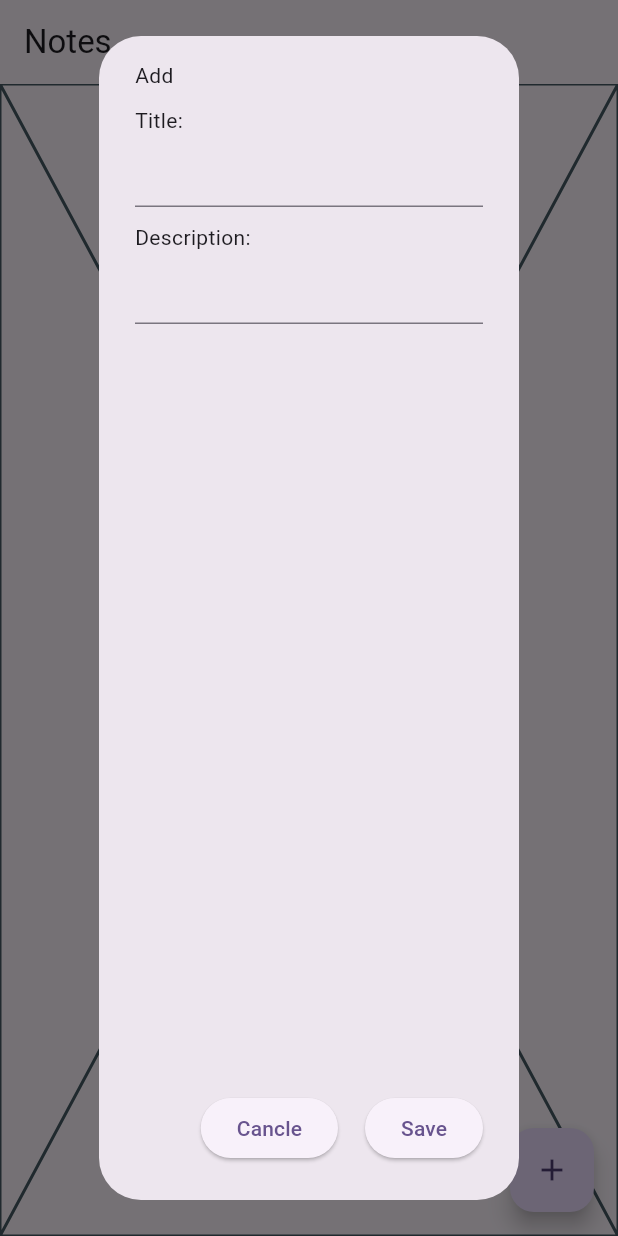
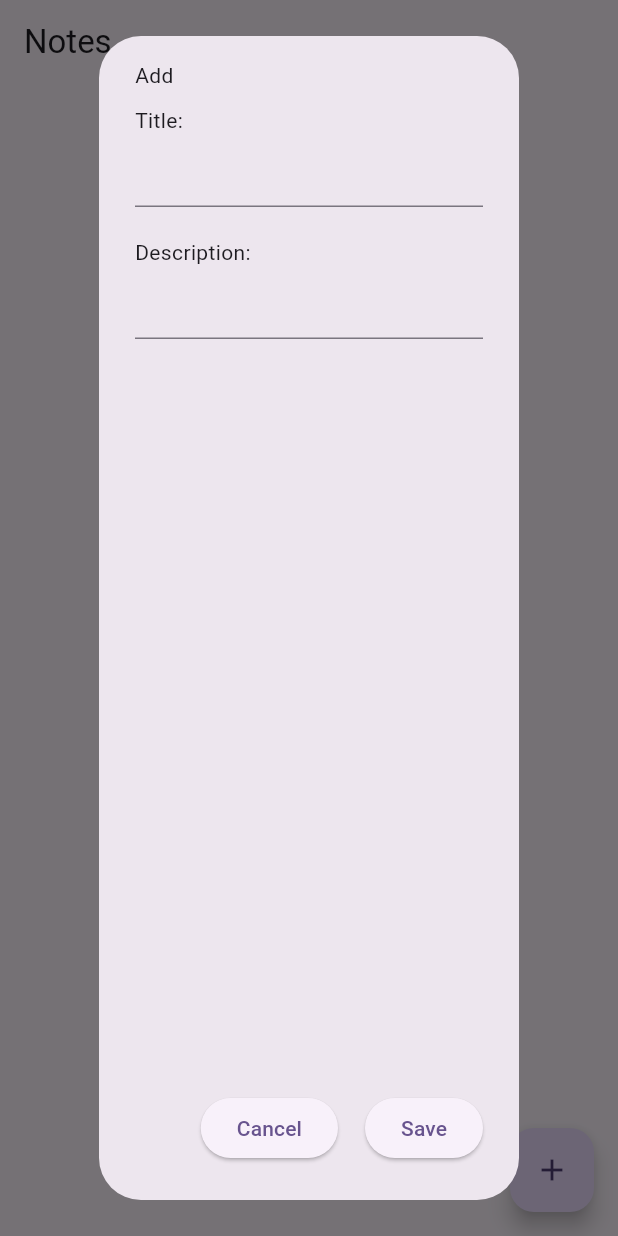
Before and after one commit to BryantAnsky/Notes, a Flutter app: the screen it shows after launch, after a tap on the "add" icon, on a phone screen of 412 x 824 dp. Run offline on Flutter 3.47's test engine with Material 3 defaults, Android fonts, the phone set to English and light mode, and no system bars; our stand-ins replace cloud_firestore, firebase_core; missing offline and left inert: dart:ffi; accounts and stored records are empty.

Commit message:
Add & Delete Realtime Database

```diff
--- a/lib/main.dart
+++ b/lib/main.dart
@@ -1,7 +1,13 @@
+import 'package:firebase_core/firebase_core.dart';
 import 'package:flutter/material.dart';
+import 'package:notes/firebase_options.dart';
 import 'package:notes/screens/note_list_screen.dart';
 
-void main() {
+void main() async {
+  WidgetsFlutterBinding.ensureInitialized();
+  await Firebase.initializeApp(
+    options: DefaultFirebaseOptions.currentPlatform,
+  );
   runApp(const MyApp());
 }
 
--- a/lib/screens/note_list_screen.dart
+++ b/lib/screens/note_list_screen.dart
@@ -1,3 +1,5 @@
+import 'package:cloud_firestore/cloud_firestore.dart';
+import 'package:firebase_core/firebase_core.dart';
 import 'package:flutter/material.dart';
 
 class NoteListScreen extends StatefulWidget {
@@ -8,7 +10,7 @@
 }
 
 class _NoteListScreenState extends State<NoteListScreen> {
-  final TextEditingController _textEditingController = TextEditingController();
+  final TextEditingController _titleController = TextEditingController();
   final TextEditingController _descriptionController = TextEditingController();
 
   @override
@@ -17,7 +19,7 @@
       appBar: AppBar(
         title: const Text('Notes'),
       ),
-      body: const Placeholder(),
+      body: const NoteList(),
       floatingActionButton: FloatingActionButton(
         onPressed: () {
           showDialog(
@@ -29,25 +31,15 @@
                   children: [
                     const Text('Add'),
                     const Padding(
-                        padding: EdgeInsets.only(top: 10),
-                        child: Text(
-                          'Title: ',
-                          textAlign: TextAlign.start,
+                      padding: const EdgeInsets.only(top: 10),
+                      child: Text('Title:', textAlign: TextAlign.start),
                     ),
+                    TextField(controller: _titleController),
+                    const Padding(
+                      padding: const EdgeInsets.only(top: 20),
+                      child: Text('Description:', textAlign: TextAlign.start),
                     ),
-                      TextField(
-                        controller: _textEditingController,
-                      ),
-                      const Padding(
-                        padding: EdgeInsets.only(top: 10),
-                        child: Text(
-                          'Description: ',
-                          textAlign: TextAlign.start,
-                        ),
-                      ),
-                      TextField(
-                        controller: _descriptionController,
-                      ),
+                    TextField(controller: _descriptionController),
                   ],
                 ),
                 actions: [
@@ -57,13 +49,28 @@
                       onPressed: () {
                         Navigator.of(context).pop();
                       },
-                        child: const Text('Cancle'),
+                      child: const Text('Cancel'),
                     ),
                   ),
-                    ElevatedButton(onPressed: () {}, child: const Text('Save')),
+                  ElevatedButton(
+                    onPressed: () {
+                      Map<String, dynamic> notes = {};
+                      notes['title'] = _titleController.text;
+                      notes['description'] = _descriptionController.text;
+
+                      FirebaseFirestore.instance
+                          .collection('notes')
+                          .add(notes)
+                          .whenComplete(() {
+                        Navigator.of(context).pop();
+                      });
+                    },
+                    child: const Text('Save'),
+                  )
                 ],
               );
-              });
+            },
+          );
         },
         tooltip: 'Add Notes',
         child: const Icon(Icons.add),
@@ -71,3 +78,54 @@
     );
   }
 }
+
+class NoteList extends StatelessWidget {
+  const NoteList({super.key});
+
+  @override
+  Widget build(BuildContext context) {
+    return StreamBuilder(
+      stream: FirebaseFirestore.instance.collection('notes').snapshots(),
+      builder: (context, snapshot) {
+        if (snapshot.hasError) {
+          return Text('Error: ${snapshot.error}');
+        }
+        switch (snapshot.connectionState) {
+          case ConnectionState.waiting:
+            return const Center(
+              child: CircularProgressIndicator(),
+            );
+          default:
+            return ListView(
+              padding: const EdgeInsets.only(bottom: 80),
+              children: snapshot.data!.docs.map((document) {
+                return Padding(
+                  padding:
+                      const EdgeInsets.symmetric(vertical: 3, horizontal: 10),
+                  child: Card(
+                    child: ListTile(
+                      onTap: () {},
+                      title: Text(document['title']),
+                      subtitle: Text(document['description']),
+                      trailing: InkWell(
+                        onTap: () {
+                          FirebaseFirestore.instance
+                              .collection('notes')
+                              .doc(document.id)
+                              .delete();
+                        },
+                        child: const Padding(
+                          padding: EdgeInsets.symmetric(vertical: 10),
+                          child: Icon(Icons.delete),
+                        ),
+                      ),
+                    ),
+                  ),
+                );
+              }).toList(),
+            );
+        }
+      },
+    );
+  }
+}
--- a/pubspec.yaml
+++ b/pubspec.yaml
@@ -19,7 +19,7 @@
 version: 1.0.0+1
 
 environment:
-  sdk: '>=3.3.1 <4.0.0'
+  sdk: '>=3.3.0 <4.0.0'
 
 # Dependencies specify other packages that your package needs in order to work.
 # To automatically upgrade your package dependencies to the latest versions
```
Also changed, not shown: pubspec.lock, 1 other file. Lines whose indentation alone changed are shown as unchanged.
